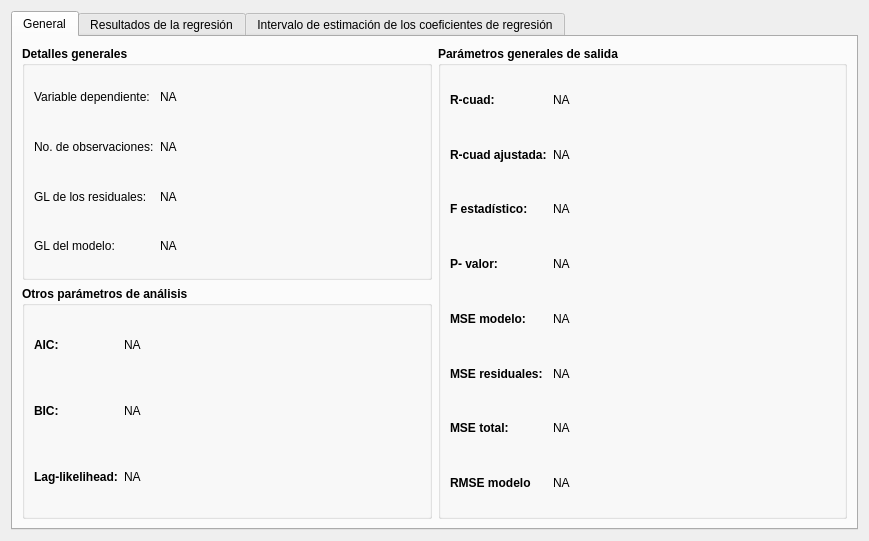
vasha54/apm, file view/ui/widget_regress_model_result.ui: the form before one commit.
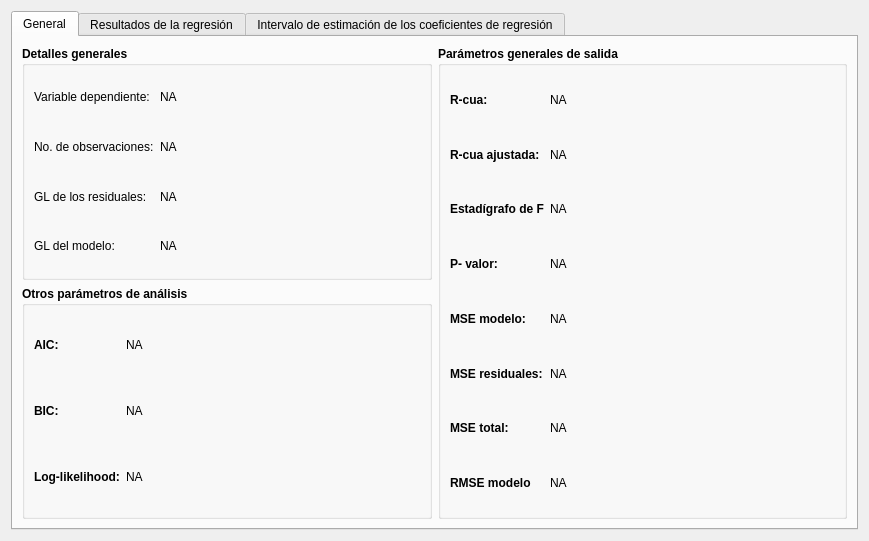
The form after the commit.

The edit to the form file:
```diff
--- a/view/ui/widget_regress_model_result.ui
+++ b/view/ui/widget_regress_model_result.ui
@@ -191,7 +191,7 @@
              </sizepolicy>
             </property>
             <property name="text">
-             <string>R-cuad:</string>
+             <string>R-cua:</string>
             </property>
            </widget>
           </item>
@@ -217,7 +217,7 @@
              </sizepolicy>
             </property>
             <property name="text">
-             <string>R-cuad ajustada:</string>
+             <string>R-cua ajustada:</string>
             </property>
            </widget>
           </item>
@@ -243,7 +243,7 @@
              </sizepolicy>
             </property>
             <property name="text">
-             <string>F estadístico:</string>
+             <string>Estadígrafo de F</string>
             </property>
            </widget>
           </item>
@@ -466,7 +466,7 @@
              </sizepolicy>
             </property>
             <property name="text">
-             <string>Lag-likelihead:</string>
+             <string>Log-likelihood:</string>
             </property>
            </widget>
           </item>
```
